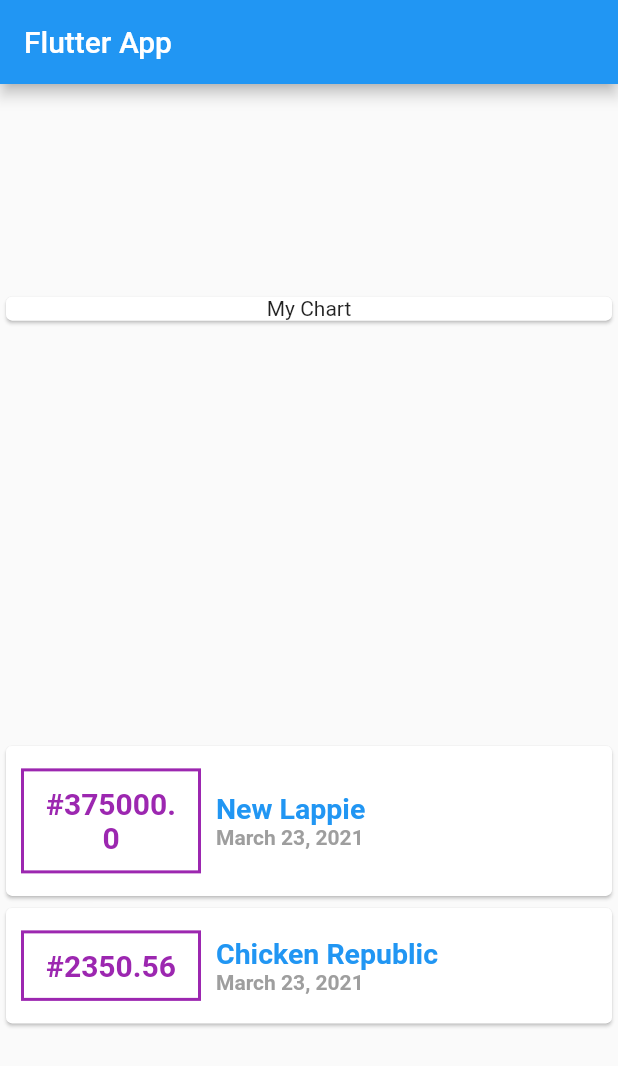
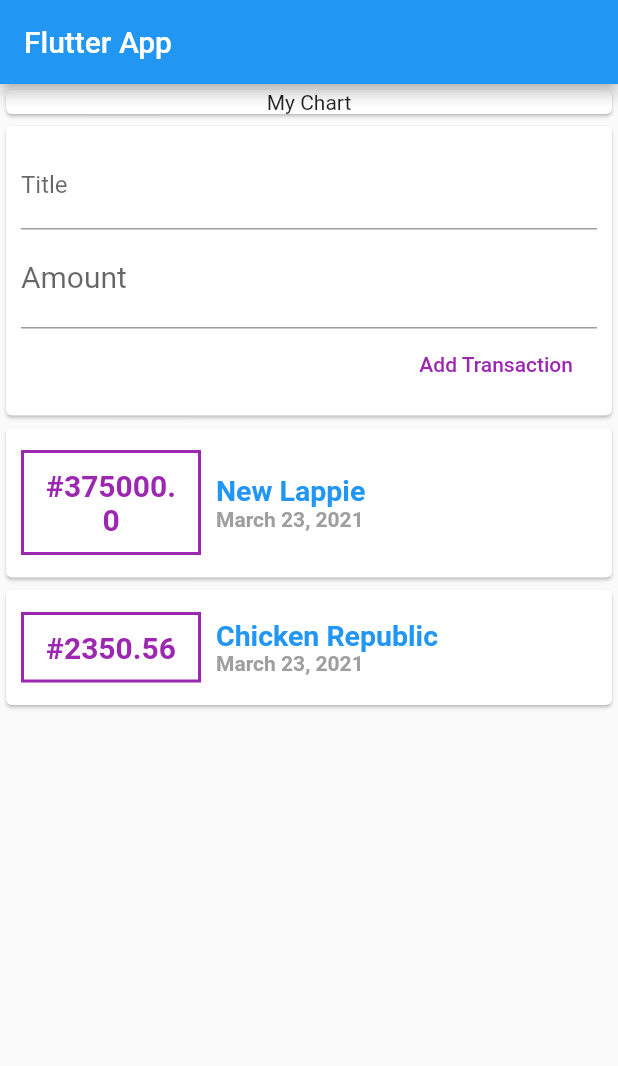
Before and after one commit to dro-1/expense_tracker, a Flutter app: the screen it shows after launch, on a phone screen of 412 x 824 dp. Shown: the top 1066 px of the screen. Run offline on Flutter 3.47's test engine with Material 2 defaults, Android fonts, the phone set to English and light mode, and no system bars.

Commit message:
Added TextInputs and restructured widgets

```diff
--- a/lib/main.dart
+++ b/lib/main.dart
@@ -1,5 +1,5 @@
 import 'package:flutter/material.dart';
-import './transaction.dart';
+import './widgets/transaction_list.dart';
 
 void main() => runApp(MyApp());
 
@@ -14,20 +14,8 @@ class MyApp extends StatelessWidget {
 }
 
 class MyHomePage extends StatelessWidget {
-  final List<Transaction> transactions = [
-    Transaction(
-      date: DateTime.now(),
-      id: 't1',
-      amount: 375000,
-      title: 'New Lappie',
-    ),
-    Transaction(
-      date: DateTime.now(),
-      id: 't2',
-      amount: 2350.56,
-      title: 'Chicken Republic',
-    ),
-  ];
+  final titleController = TextEditingController();
+  final amountController = TextEditingController();
 
   @override
   Widget build(BuildContext context) {
@@ -36,7 +24,6 @@ class MyHomePage extends StatelessWidget {
         title: Text('Flutter App'),
       ),
       body: Column(
-        mainAxisAlignment: MainAxisAlignment.spaceAround,
         crossAxisAlignment: CrossAxisAlignment.center,
         children: <Widget>[
           Container(
@@ -48,15 +35,36 @@ class MyHomePage extends StatelessWidget {
               ),
             ),
           ),
+          Card(
+            child: Container(
+              padding: EdgeInsets.all(10),
+              child: Column(
+                crossAxisAlignment: CrossAxisAlignment.end,
+                children: <Widget>[
+                  TextField(
+                    decoration: InputDecoration(labelText: 'Title'),
+                    controller: titleController,
+                  ),
+                  TextField(
+                    decoration: InputDecoration(labelText: 'Amount'),
+                    style: TextStyle(fontSize: 20),
+                    controller: amountController,
+                  ),
+                  FlatButton(
+                    onPressed: () {
+                      print(titleController.text);
+                      print(amountController.text);
+                    },
+                    child: Text('Add Transaction'),
+                    textColor: Colors.purple,
+                  ),
+                ],
+              ),
+            ),
+          ),
           Container(
             width: double.infinity,
-            child: Column(
-              children: transactions
-                  .map(
-                    (transaction) => TransactionWidget(transaction),
-                  )
-                  .toList(),
-            ),
+            child: TransactionList(),
           ),
         ],
       ),
--- /dev/null
+++ b/lib/models/transaction.dart
@@ -0,0 +1,15 @@
+import 'package:flutter/foundation.dart';
+
+class Transaction {
+  final String id;
+  final double amount;
+  final String title;
+  final DateTime date;
+
+  Transaction({
+    @required this.id,
+    @required this.amount,
+    @required this.title,
+    @required this.date,
+  });
+}
--- /dev/null
+++ b/lib/widgets/transaction_list.dart
@@ -0,0 +1,36 @@
+import 'package:flutter/material.dart';
+
+import './transaction_widget.dart';
+import '../models/transaction.dart';
+
+class TransactionList extends StatefulWidget {
+  @override
+  _TransactionListState createState() => _TransactionListState();
+}
+
+class _TransactionListState extends State<TransactionList> {
+  final List<Transaction> transactions = [
+    Transaction(
+      date: DateTime.now(),
+      id: 't1',
+      amount: 375000,
+      title: 'New Lappie',
+    ),
+    Transaction(
+      date: DateTime.now(),
+      id: 't2',
+      amount: 2350.56,
+      title: 'Chicken Republic',
+    ),
+  ];
+
+  @override
+  Widget build(BuildContext context) {
+    return Column(
+        children: transactions
+            .map(
+              (transaction) => TransactionWidget(transaction),
+            )
+            .toList());
+  }
+}
--- a/lib/transaction.dart
+++ b/lib/widgets/transaction_widget.dart
@@ -1,19 +1,7 @@
 import 'package:flutter/material.dart';
 import 'package:intl/intl.dart';
 
-class Transaction {
-  final String id;
-  final double amount;
-  final String title;
-  final DateTime date;
-
-  Transaction({
-    @required this.id,
-    @required this.amount,
-    @required this.title,
-    @required this.date,
-  });
-}
+import './../models/transaction.dart';
 
 class TransactionWidget extends StatelessWidget {
   final Transaction tx;
```
